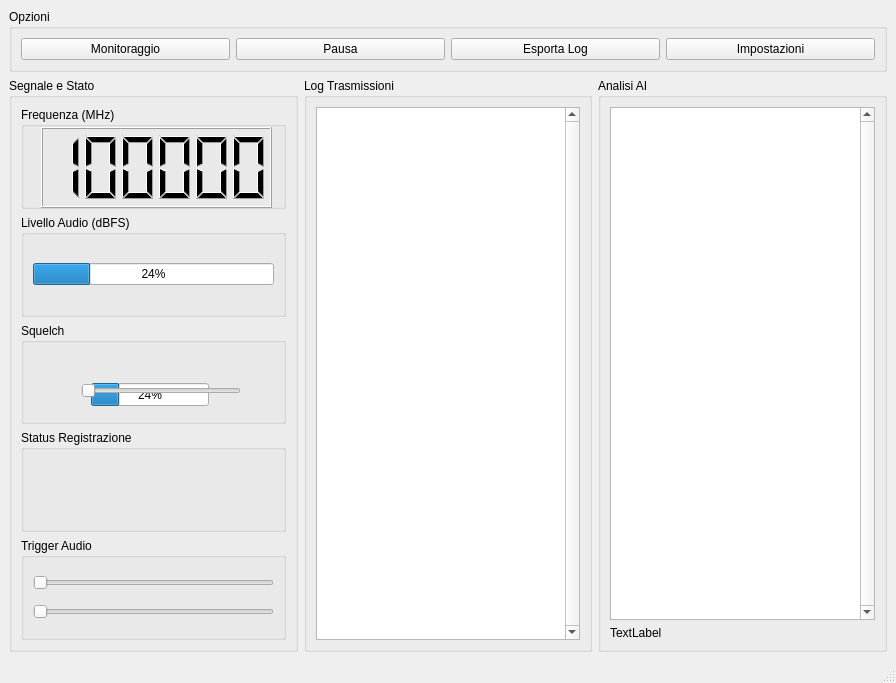
Qt form CrystalRET_UI.ui (Lupix111/CrystalRET) before a commit.
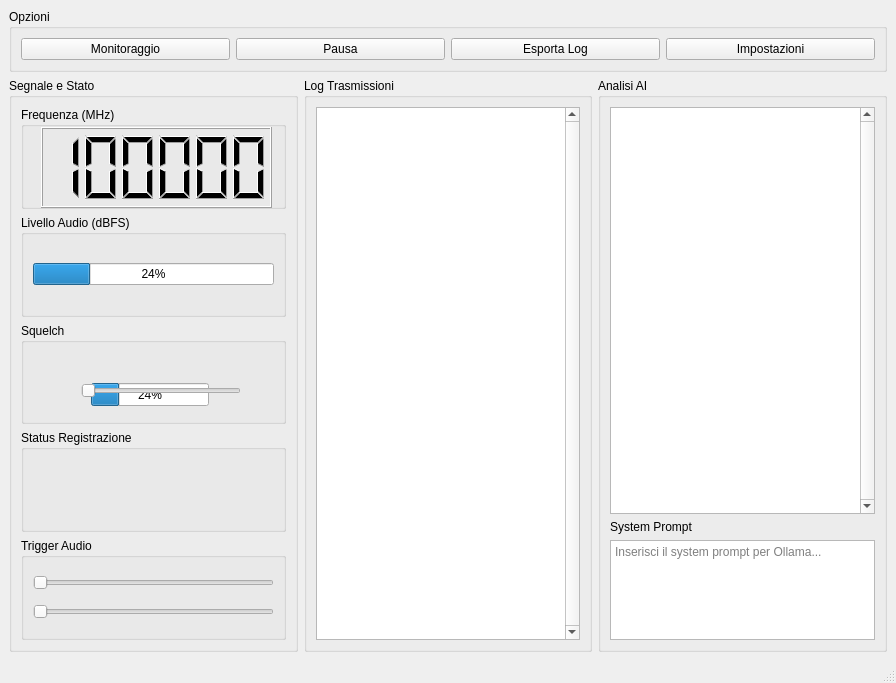
The same form after that commit. Icons and pictures are not drawn.

Diff of the .ui file:
```diff
--- a/CrystalRET_UI.ui
+++ b/CrystalRET_UI.ui
@@ -202,7 +202,20 @@
        <item>
         <widget class="QLabel" name="label">
          <property name="text">
-          <string>TextLabel</string>
+          <string>System Prompt</string>
+         </property>
+        </widget>
+       </item>
+       <item>
+        <widget class="QTextEdit" name="promptEdit">
+         <property name="maximumSize">
+          <size>
+           <width>16777215</width>
+           <height>100</height>
+          </size>
+         </property>
+         <property name="placeholderText">
+          <string>Inserisci il system prompt per Ollama...</string>
          </property>
         </widget>
        </item>
```
Left out of the diff: 6 changed lines with no effect on the pictures.
